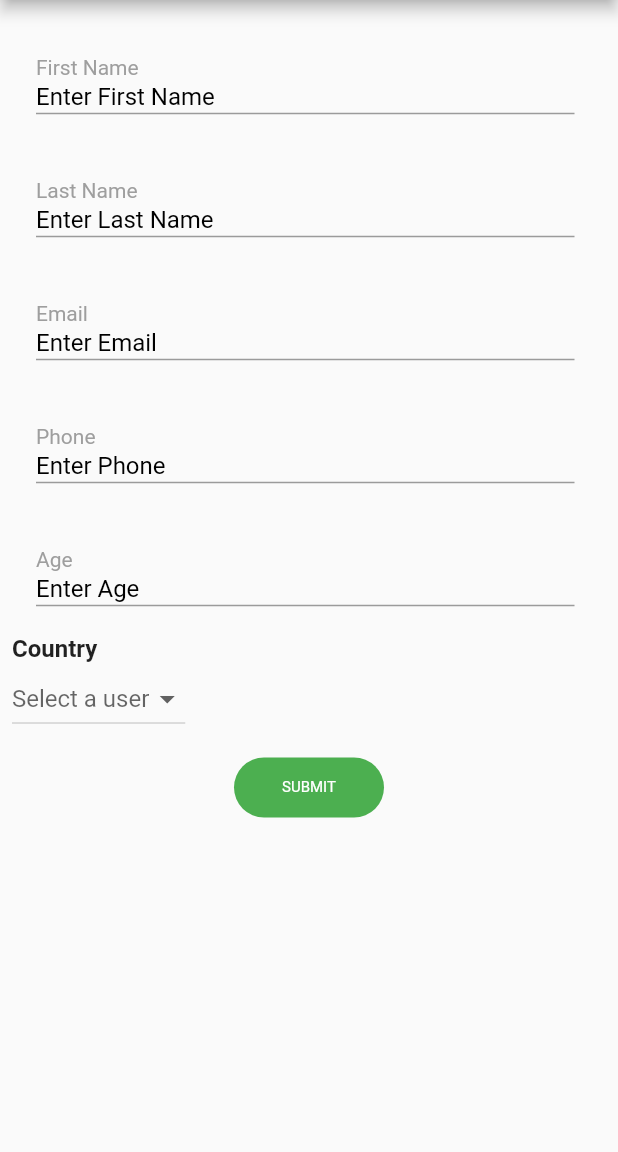
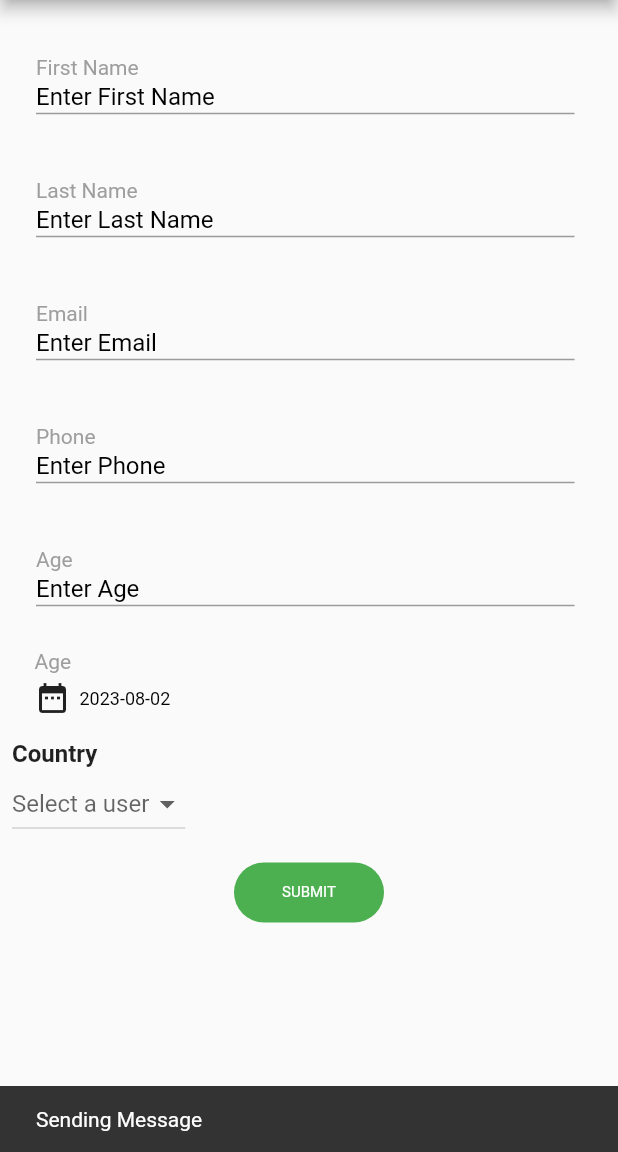
Before and after one commit to Ananthan06/dynamic_form, a Flutter app: the DynamicFormPage screen opened directly, after a tap on "SUBMIT", on a phone screen of 412 x 824 dp, the part 84-1236 px from its top. Run offline on Flutter 3.47's test engine with Material 2 defaults, Android fonts, the phone set to English and light mode, and no system bars; our stand-ins replace flutter_form_builder; Roboto replaces fonts that are missing (UbuntuMedium, UbuntuRegular).

Commit message:
date widget

```diff
--- a/lib/dynamic_form_fields.dart
+++ b/lib/dynamic_form_fields.dart
@@ -44,6 +44,7 @@ class _DynamicFormPageState extends State<DynamicFormPage> {
         "validation": "required"
       },
       {"label": "Age", "key": "age", "type": "Input", "validation": "required"},
+      {"label": "Age", "key": "age", "type": "Date", "validation": "required"},
 
       {
         "type": "Select",
@@ -107,6 +108,9 @@ class _DynamicFormPageState extends State<DynamicFormPage> {
               actionSave: (data) {
                 print(data);
                 print(data['fields']);
+                ScaffoldMessenger.of(context).showSnackBar(const SnackBar(
+                  content: Text("Sending Message"),
+                ));
                 // upload(data);
                 // datas = data;
               },
--- a/lib/jsonfile.dart
+++ b/lib/jsonfile.dart
@@ -1,6 +1,7 @@
 
 import 'dart:convert';
 import 'package:flutter/material.dart';
+import 'package:intl/intl.dart';
 
 class JsonSchema extends StatefulWidget {
   const JsonSchema({
@@ -283,6 +284,84 @@ class _CoreFormState extends State<JsonSchema> {
         );
       }
 
+
+      selectStartDate() {
+        showDatePicker(
+            context: context,
+            initialDate: DateTime.now(),
+            firstDate: DateTime(2020),
+            lastDate: DateTime(2101))
+            .then((DateTime? picked) {
+          if (picked != null ) {
+            // formatted_Start_Date = DateFormat('yyyy-MM-dd').format(picked);
+            // debugPrint("Date is $formatted_Start_Date");
+            // selected_Start_Date = picked;
+            setState(() {
+              // startDate = formatted_Start_Date;
+              formGeneral['fields'][count]['value'] = DateFormat('yyyy-MM-dd').format(picked).toString();
+              _handleChanged();
+//          LeadListStage.lead_start_date_ =formatted_Start_Date;
+            });
+          } else  {
+          } /*else {
+              formatted_Start_Date = DateFormat('yyyy-MM-dd').format(DateTime.now());
+              debugPrint("Date is $formatted_Start_Date");
+              selected_Start_Date = picked;
+              setState(() {
+                startDate = formatted_Start_Date;
+              });
+            }*/
+        });
+      }
+      if (item['type'] == "Date") {
+
+        if (item['value'] == null) {
+          formGeneral['fields'][count]['value'] =  DateFormat('yyyy-MM-dd').format(DateTime.now()).toString();
+        }
+        listWidget.add(
+          Container(
+            height: 40,
+            width: 200,
+            margin:  const EdgeInsets.all(15.0),
+            child:  Column(
+                crossAxisAlignment: CrossAxisAlignment.start,
+                children: <Widget>[
+              Expanded(child:  Text(item['label'],
+              style: TextStyle(color: Colors.grey),)),
+              InkWell(
+                onTap: () {
+                  selectStartDate();
+                },
+                child: Row(
+                  mainAxisAlignment: MainAxisAlignment.start,
+                  crossAxisAlignment: CrossAxisAlignment.center,
+                  children: <Widget>[
+                    SizedBox.fromSize(
+                      size: const Size(15,
+                          15),
+                      child: const Icon(Icons.date_range),
+                    ),
+                    Container(
+                      margin: const EdgeInsets.only(
+                        left:15,
+                        top: 10
+                      ),
+                      child: Text(
+                          formGeneral['fields'][count]['value'],
+                          style: const TextStyle(
+                            color: Colors.black,
+                            fontSize:12,
+                            fontFamily: 'UbuntuMedium',
+                          )),
+                    )
+                  ],
+                ),
+              ),
+            ]),
+          ),
+        );
+      }
+
       if (item['type'] == "Checkbox") {
         List<Widget> checkboxes = [];
         if (labelHidden(item)) {
@@ -313,6 +392,9 @@ class _CoreFormState extends State<JsonSchema> {
             ),
           );
         }
+
+
+
 
         listWidget.add(
            Container(
@@ -381,6 +463,9 @@ class _CoreFormState extends State<JsonSchema> {
     return listWidget;
   }
 
+
+
+
   _CoreFormState(this.formGeneral);
 
   void _handleChanged() {
--- a/lib/main.dart
+++ b/lib/main.dart
@@ -78,7 +78,7 @@ class _MyHomePageState extends State<MyHomePage> {
                 "label": "Phone",
                 "key": "phone",
                 "type": "Input",
-                "validation": "required"
+                "validation": "required",
               },
               {"label": "Age", "key": "age", "type": "Input", "validation": "required"},
 
```
